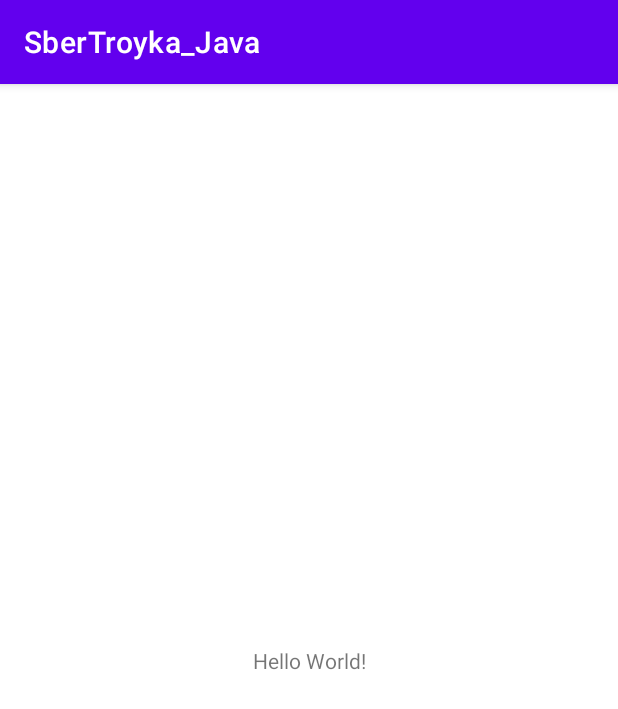
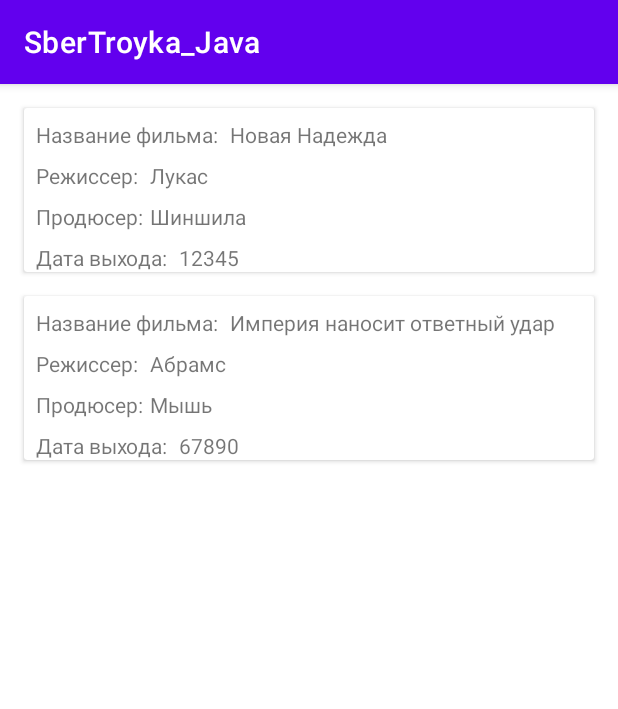
Before and after one commit to KrupnovMikhail/SberTroyka_Java, an Android app: the screen it shows after launch (MainActivity), on a phone screen of 412 x 824 dp. Shown: the top 709 px of the screen. Run offline under Robolectric (Android 15) with nearby library versions, the phone set to English and light mode, and no system bars.

Commit message:
Make RecyclerView

```diff
--- a/app/src/main/java/com/krupnov/sbertroyka_java/MainActivity.java
+++ b/app/src/main/java/com/krupnov/sbertroyka_java/MainActivity.java
@@ -1,14 +1,44 @@
 package com.krupnov.sbertroyka_java;
 
 import androidx.appcompat.app.AppCompatActivity;
+import androidx.recyclerview.widget.LinearLayoutManager;
+import androidx.recyclerview.widget.RecyclerView;
 
 import android.os.Bundle;
 
+import com.krupnov.sbertroyka_java.adapters.FilmAdapter;
+import com.krupnov.sbertroyka_java.pojo.Film;
+
+import java.util.ArrayList;
+import java.util.List;
+
 public class MainActivity extends AppCompatActivity {
+
+    private RecyclerView recyclerViewFilms;
+    private FilmAdapter filmAdapter;
 
     @Override
     protected void onCreate(Bundle savedInstanceState) {
         super.onCreate(savedInstanceState);
         setContentView(R.layout.activity_main);
+
+        recyclerViewFilms = findViewById(R.id.recyclerViewFilms);
+        filmAdapter = new FilmAdapter();
+        recyclerViewFilms.setLayoutManager(new LinearLayoutManager(this));
+        recyclerViewFilms.setAdapter(filmAdapter);
+        List<Film> films = new ArrayList<>();
+        Film film1 = new Film();
+        Film film2 = new Film();
+        film1.setTitle("Новая Надежда");
+        film2.setTitle("Империя наносит ответный удар");
+        film1.setDirector("Лукас");
+        film2.setDirector("Абрамс");
+        film1.setProducer("Шиншила");
+        film2.setProducer("Мышь");
+        film1.setReleaseDate("12345");
+        film2.setReleaseDate("67890");
+        films.add(film1);
+        films.add(film2);
+        filmAdapter.setFilms(films);
     }
 }
--- /dev/null
+++ b/app/src/main/java/com/krupnov/sbertroyka_java/adapters/FilmAdapter.java
@@ -0,0 +1,67 @@
+package com.krupnov.sbertroyka_java.adapters;
+
+import android.view.LayoutInflater;
+import android.view.View;
+import android.view.ViewGroup;
+import android.widget.TextView;
+
+import androidx.annotation.NonNull;
+import androidx.recyclerview.widget.RecyclerView;
+
+import com.krupnov.sbertroyka_java.R;
+import com.krupnov.sbertroyka_java.pojo.Film;
+
+import java.util.List;
+
+public class FilmAdapter extends RecyclerView.Adapter<FilmAdapter.FilmViewHolder> {
+
+    public List<Film> getFilms() {
+        return films;
+    }
+
+    public void setFilms(List<Film> films) {
+        this.films = films;
+        notifyDataSetChanged();
+    }
+
+    private List<Film> films;
+
+    @NonNull
+    @Override
+    public FilmViewHolder onCreateViewHolder(@NonNull ViewGroup parent, int viewType) {
+        View view = LayoutInflater.from(parent.getContext()).inflate(R.layout.film_item, parent, false);
+        return new FilmViewHolder(view);
+    }
+
+    @Override
+    public void onBindViewHolder(@NonNull FilmViewHolder holder, int position) {
+        Film film = films.get(position);
+        holder.textViewFilmName.setText(film.getTitle());
+        holder.textViewDirectorName.setText(film.getDirector());
+        holder.textViewProducerName.setText(film.getProducer());
+        holder.textViewReleaseDate.setText(film.getReleaseDate());
+    }
+
+    @Override
+    public int getItemCount() {
+        return films.size();
+    }
+
+
+
+    class FilmViewHolder extends RecyclerView.ViewHolder {
+
+        private TextView textViewFilmName;
+        private TextView textViewDirectorName;
+        private TextView textViewProducerName;
+        private TextView textViewReleaseDate;
+
+        public FilmViewHolder(@NonNull View itemView) {
+            super(itemView);
+            textViewFilmName = itemView.findViewById(R.id.textViewFilmName);
+            textViewDirectorName = itemView.findViewById(R.id.textViewDirectorName);
+            textViewProducerName = itemView.findViewById(R.id.textViewProducerName);
+            textViewReleaseDate = itemView.findViewById(R.id.textViewReleaseDate);
+        }
+    }
+}
--- /dev/null
+++ b/app/src/main/java/com/krupnov/sbertroyka_java/pojo/Film.java
@@ -0,0 +1,164 @@
+package com.krupnov.sbertroyka_java.pojo;
+
+import com.google.gson.annotations.Expose;
+import com.google.gson.annotations.SerializedName;
+import java.util.List;
+
+
+public class Film {
+    @SerializedName("title")
+    @Expose
+    private String title;
+    @SerializedName("episode_id")
+    @Expose
+    private int episodeId;
+    @SerializedName("opening_crawl")
+    @Expose
+    private String openingCrawl;
+    @SerializedName("director")
+    @Expose
+    private String director;
+    @SerializedName("producer")
+    @Expose
+    private String producer;
+    @SerializedName("release_date")
+    @Expose
+    private String releaseDate;
+    @SerializedName("characters")
+    @Expose
+    private List<String> characters = null;
+    @SerializedName("planets")
+    @Expose
+    private List<String> planets = null;
+    @SerializedName("starships")
+    @Expose
+    private List<String> starships = null;
+    @SerializedName("vehicles")
+    @Expose
+    private List<String> vehicles = null;
+    @SerializedName("species")
+    @Expose
+    private List<String> species = null;
+    @SerializedName("created")
+    @Expose
+    private String created;
+    @SerializedName("edited")
+    @Expose
+    private String edited;
+    @SerializedName("url")
+    @Expose
+    private String url;
+
+    public String getTitle() {
+        return title;
+    }
+
+    public void setTitle(String title) {
+        this.title = title;
+    }
+
+    public int getEpisodeId() {
+        return episodeId;
+    }
+
+    public void setEpisodeId(int episodeId) {
+        this.episodeId = episodeId;
+    }
+
+    public String getOpeningCrawl() {
+        return openingCrawl;
+    }
+
+    public void setOpeningCrawl(String openingCrawl) {
+        this.openingCrawl = openingCrawl;
+    }
+
+    public String getDirector() {
+        return director;
+    }
+
+    public void setDirector(String director) {
+        this.director = director;
+    }
+
+    public String getProducer() {
+        return producer;
+    }
+
+    public void setProducer(String producer) {
+        this.producer = producer;
+    }
+
+    public String getReleaseDate() {
+        return releaseDate;
+    }
+
+    public void setReleaseDate(String releaseDate) {
+        this.releaseDate = releaseDate;
+    }
+
+    public List<String> getCharacters() {
+        return characters;
+    }
+
+    public void setCharacters(List<String> characters) {
+        this.characters = characters;
+    }
+
+    public List<String> getPlanets() {
+        return planets;
+    }
+
+    public void setPlanets(List<String> planets) {
+        this.planets = planets;
+    }
+
+    public List<String> getStarships() {
+        return starships;
+    }
+
+    public void setStarships(List<String> starships) {
+        this.starships = starships;
+    }
+
+    public List<String> getVehicles() {
+        return vehicles;
+    }
+
+    public void setVehicles(List<String> vehicles) {
+        this.vehicles = vehicles;
+    }
+
+    public List<String> getSpecies() {
+        return species;
+    }
+
+    public void setSpecies(List<String> species) {
+        this.species = species;
+    }
+
+    public String getCreated() {
+        return created;
+    }
+
+    public void setCreated(String created) {
+        this.created = created;
+    }
+
+    public String getEdited() {
+        return edited;
+    }
+
+    public void setEdited(String edited) {
+        this.edited = edited;
+    }
+
+    public String getUrl() {
+        return url;
+    }
+
+    public void setUrl(String url) {
+        this.url = url;
+    }
+
+}
--- /dev/null
+++ b/app/src/main/java/com/krupnov/sbertroyka_java/pojo/FilmResponse.java
@@ -0,0 +1,52 @@
+package com.krupnov.sbertroyka_java.pojo;
+
+import java.util.List;
+import com.google.gson.annotations.Expose;
+import com.google.gson.annotations.SerializedName;
+
+public class FilmResponse {
+    @SerializedName("count")
+    @Expose
+    private int count;
+    @SerializedName("next")
+    @Expose
+    private Object next;
+    @SerializedName("previous")
+    @Expose
+    private Object previous;
+    @SerializedName("results")
+    @Expose
+    private List<Film> results = null;
+
+    public int getCount() {
+        return count;
+    }
+
+    public void setCount(int count) {
+        this.count = count;
+    }
+
+    public Object getNext() {
+        return next;
+    }
+
+    public void setNext(Object next) {
+        this.next = next;
+    }
+
+    public Object getPrevious() {
+        return previous;
+    }
+
+    public void setPrevious(Object previous) {
+        this.previous = previous;
+    }
+
+    public List<Film> getResults() {
+        return results;
+    }
+
+    public void setResults(List<Film> results) {
+        this.results = results;
+    }
+}
--- a/app/src/main/res/layout/activity_main.xml
+++ b/app/src/main/res/layout/activity_main.xml
@@ -4,15 +4,18 @@
     xmlns:tools="http://schemas.android.com/tools"
     android:layout_width="match_parent"
     android:layout_height="match_parent"
-    tools:context=".MainActivity">
+    tools:context=".MainActivity" >
 
-    <TextView
-        android:layout_width="wrap_content"
-        android:layout_height="wrap_content"
-        android:text="Hello World!"
+    <androidx.recyclerview.widget.RecyclerView
+        android:id="@+id/recyclerViewFilms"
+        android:layout_width="0dp"
+        android:layout_height="0dp"
+        android:layout_marginStart="8dp"
+        android:layout_marginTop="8dp"
+        android:layout_marginEnd="8dp"
+        android:layout_marginBottom="8dp"
         app:layout_constraintBottom_toBottomOf="parent"
-        app:layout_constraintLeft_toLeftOf="parent"
-        app:layout_constraintRight_toRightOf="parent"
+        app:layout_constraintEnd_toEndOf="parent"
+        app:layout_constraintStart_toStartOf="parent"
         app:layout_constraintTop_toTopOf="parent" />
-
 </androidx.constraintlayout.widget.ConstraintLayout>
--- /dev/null
+++ b/app/src/main/res/layout/film_item.xml
@@ -0,0 +1,94 @@
+<?xml version="1.0" encoding="utf-8"?>
+<androidx.cardview.widget.CardView xmlns:android="http://schemas.android.com/apk/res/android"
+    xmlns:app="http://schemas.android.com/apk/res-auto"
+    xmlns:tools="http://schemas.android.com/tools"
+    android:layout_width="match_parent"
+    android:layout_height="wrap_content"
+    android:layout_margin="8dp">
+
+    <androidx.constraintlayout.widget.ConstraintLayout
+        android:layout_width="match_parent"
+        android:layout_height="wrap_content">
+
+        <TextView
+            android:id="@+id/textViewFilmLabel"
+            android:layout_width="wrap_content"
+            android:layout_height="wrap_content"
+            android:layout_marginStart="8dp"
+            android:layout_marginTop="8dp"
+            android:text="@string/film_label"
+            app:layout_constraintStart_toStartOf="parent"
+            app:layout_constraintTop_toTopOf="parent" />
+
+        <TextView
+            android:id="@+id/textViewFilmName"
+            android:layout_width="wrap_content"
+            android:layout_height="wrap_content"
+            android:layout_marginStart="8dp"
+            android:layout_marginTop="8dp"
+            android:text="TextView"
+            app:layout_constraintStart_toEndOf="@+id/textViewFilmLabel"
+            app:layout_constraintTop_toTopOf="parent" />
+
+        <TextView
+            android:id="@+id/textViewDirectorLabel"
+            android:layout_width="wrap_content"
+            android:layout_height="wrap_content"
+            android:layout_marginStart="8dp"
+            android:layout_marginTop="8dp"
+            android:text="@string/director_label"
+            app:layout_constraintStart_toStartOf="parent"
+            app:layout_constraintTop_toBottomOf="@+id/textViewFilmLabel" />
+
+        <TextView
+            android:id="@+id/textViewDirectorName"
+            android:layout_width="wrap_content"
+            android:layout_height="wrap_content"
+            android:layout_marginStart="8dp"
+            android:layout_marginTop="8dp"
+            android:text="TextView"
+            app:layout_constraintStart_toEndOf="@+id/textViewDirectorLabel"
+            app:layout_constraintTop_toBottomOf="@+id/textViewFilmName" />
+
+        <TextView
+            android:id="@+id/textViewProducerLabel"
+            android:layout_width="wrap_content"
+            android:layout_height="wrap_content"
+            android:layout_marginStart="8dp"
+            android:layout_marginTop="8dp"
+            android:text="@string/producer_label"
+            app:layout_constraintStart_toStartOf="parent"
+            app:layout_constraintTop_toBottomOf="@+id/textViewDirectorLabel" />
+
+        <TextView
+            android:id="@+id/textViewProducerName"
+            android:layout_width="wrap_content"
+            android:layout_height="wrap_content"
+            android:layout_marginStart="4dp"
+            android:layout_marginTop="8dp"
+            android:text="TextView"
+            app:layout_constraintStart_toEndOf="@+id/textViewProducerLabel"
+            app:layout_constraintTop_toBottomOf="@+id/textViewDirectorName" />
+
+        <TextView
+            android:id="@+id/textViewReleaseLabel"
+            android:layout_width="wrap_content"
+            android:layout_height="wrap_content"
+            android:layout_marginStart="8dp"
+            android:layout_marginTop="8dp"
+            android:text="@string/release_label"
+            app:layout_constraintStart_toStartOf="parent"
+            app:layout_constraintTop_toBottomOf="@+id/textViewProducerLabel" />
+
+        <TextView
+            android:id="@+id/textViewReleaseDate"
+            android:layout_width="wrap_content"
+            android:layout_height="wrap_content"
+            android:layout_marginStart="8dp"
+            android:layout_marginTop="8dp"
+            android:text="TextView"
+            app:layout_constraintStart_toEndOf="@+id/textViewReleaseLabel"
+            app:layout_constraintTop_toBottomOf="@+id/textViewProducerName" />
+    </androidx.constraintlayout.widget.ConstraintLayout>
+
+</androidx.cardview.widget.CardView>
--- a/app/src/main/res/values/strings.xml
+++ b/app/src/main/res/values/strings.xml
@@ -1,3 +1,7 @@
 <resources>
     <string name="app_name">SberTroyka_Java</string>
+    <string name="film_label">Название фильма:</string>
+    <string name="director_label">Режиссер:</string>
+    <string name="producer_label">Продюсер:</string>
+    <string name="release_label">Дата выхода:</string>
 </resources>
```
Also changed, not shown: app/build.gradle (+10 -0 lines).
